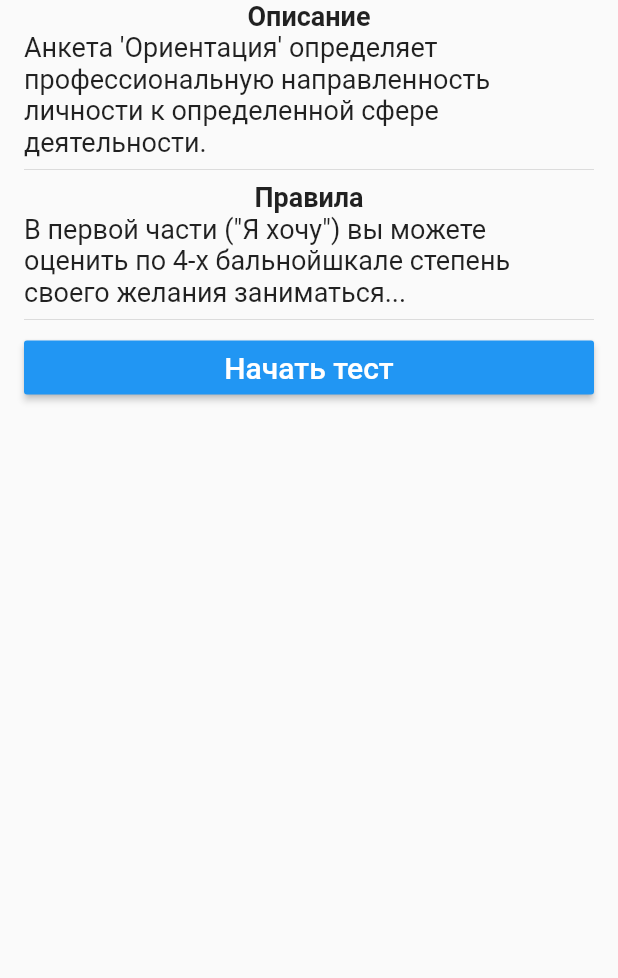
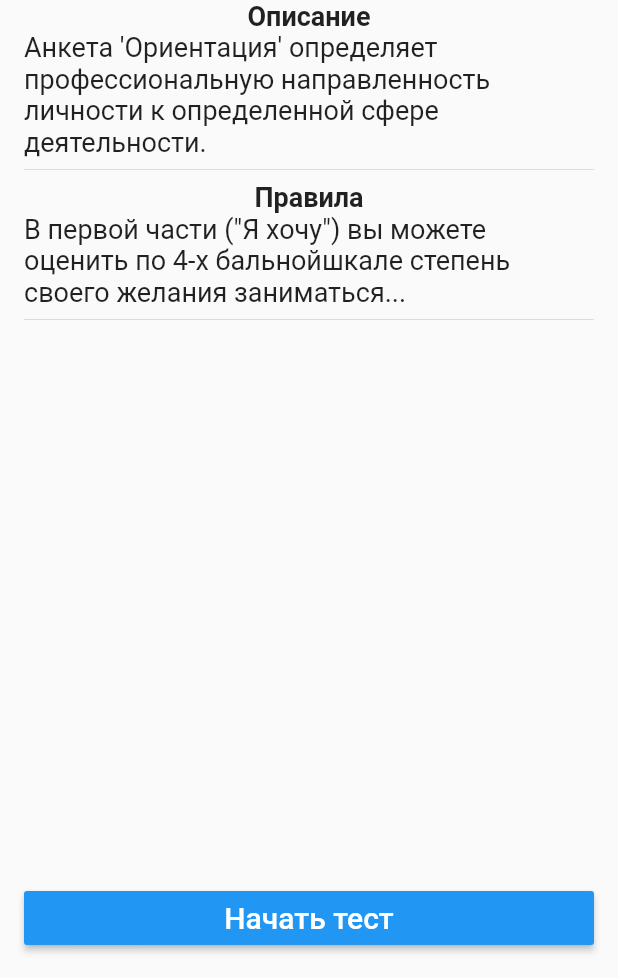
Before and after one commit to m-obrubov/mobile-kp, a Flutter app: the screen it shows after launch, on a phone screen of 412 x 824 dp, the part 258-1236 px from its top. Run offline on Flutter 3.47's test engine with Material 2 defaults, Android fonts, the phone set to English and light mode, and no system bars.

Commit message:
На главной странице возможна прокрутка текста, причем кнопки не уезжают ниже экрана

```diff
--- a/questionnaire_fe/lib/pages/home.dart
+++ b/questionnaire_fe/lib/pages/home.dart
@@ -51,7 +51,9 @@ class Home extends StatelessWidget {
         padding: EdgeInsets.all(16.0),
         child: Column(
           children: <Widget>[
-            Column(
+            Expanded(
+              child: SingleChildScrollView(
+                child: Column(
                   children: <Widget>[
                     Image.asset(
                       'images/logo.png',
@@ -73,11 +75,7 @@ class Home extends StatelessWidget {
                           fontSize: 18.0
                       ),
                     ),
-                Divider()
-              ],
-            ),
-            Column(
-              children: <Widget>[
+                    Divider(),
                     Text(
                       "Правила",
                       style: TextStyle(
@@ -92,12 +90,14 @@ class Home extends StatelessWidget {
                           fontSize: 18.0
                       ),
                     ),
-                Divider()
+                    Divider(),
                   ],
+                ),
+              ),
             ),
             bodyButtons
           ],
-        ),
+        )
       )
     );
   }
```
Lines whose indentation alone changed are shown as unchanged.
